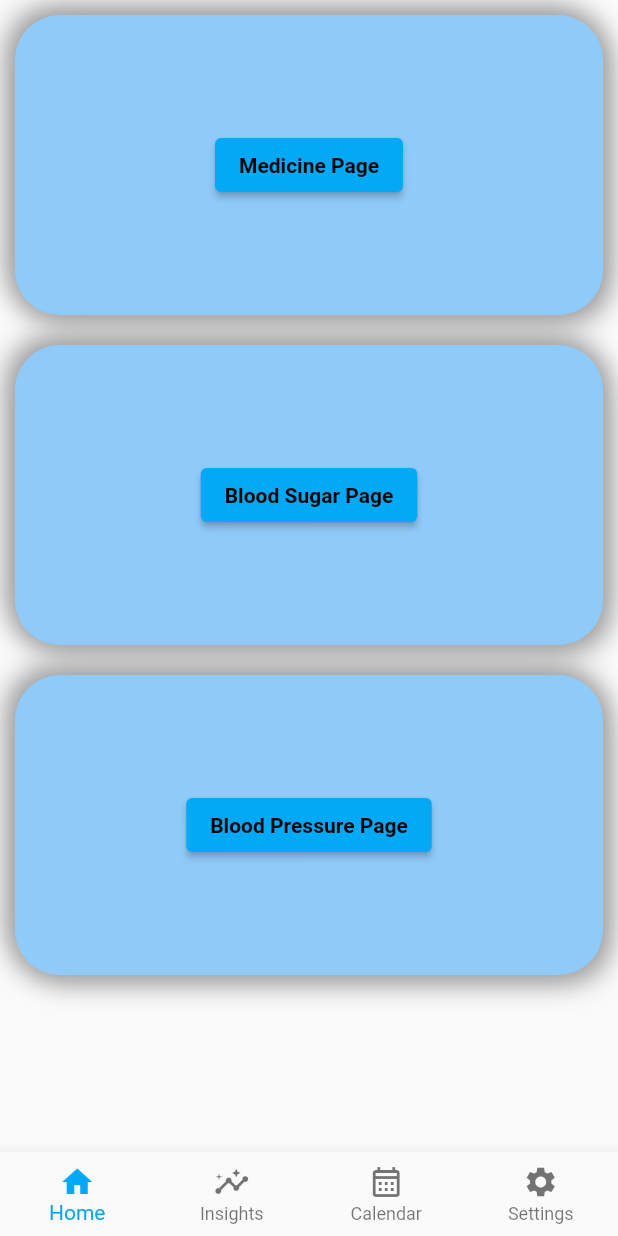
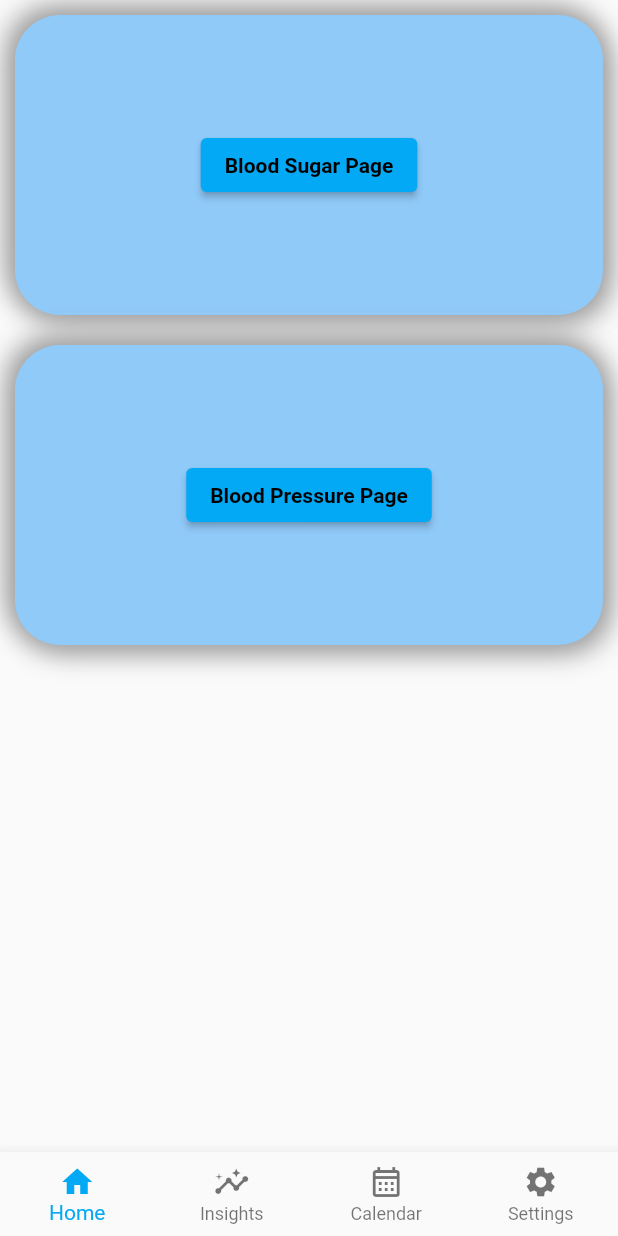
Before and after one commit to tsarls88/medication, a Flutter app: the screen it shows after launch, on a phone screen of 412 x 824 dp. Run offline on Flutter 3.47's test engine with Material 2 defaults, Android fonts, the phone set to English and light mode, and no system bars; our stand-ins replace firebase_core, flutter_local_notifications, flutter_riverpod, flutter_svg, gap and 4 more; missing offline and left inert: dart:ffi; accounts and stored records are empty.

Commit message:
minor changes

```diff
--- a/lib/common/show_Bsugar_model.dart
+++ b/lib/common/show_Bsugar_model.dart
@@ -5,6 +5,7 @@ import 'package:intl/intl.dart';
 import 'package:medication/Widget/date_time_widget.dart';
 import 'package:medication/Widget/textfield_Widget.dart';
 import 'package:medication/provider/date_time_provider.dart';
+import 'package:riverpod/riverpod.dart';
 
 class AddSugarTaskModel extends ConsumerWidget {
   const AddSugarTaskModel({Key? key}) : super(key: key);
--- a/lib/main.dart
+++ b/lib/main.dart
@@ -1,5 +1,6 @@
 import 'package:firebase_core/firebase_core.dart';
 import 'package:flutter/material.dart';
+import 'package:flutter_riverpod/flutter_riverpod.dart';
 import 'package:medication/firebase_options.dart';
 import 'package:medication/global_bloc.dart';
 import 'package:provider/provider.dart';
@@ -11,7 +12,7 @@ void main() async {
   await Firebase.initializeApp(
     options: DefaultFirebaseOptions.currentPlatform,
   );
-  runApp(const MyApp());
+  runApp(ProviderScope(child: const MyApp()));
 }
 
 class MyApp extends StatefulWidget {
@@ -34,10 +35,7 @@ class _MyAppState extends State<MyApp> {
 
   @override
   Widget build(BuildContext context) {
-    return Provider<GlobalBloc>.value(
-      value: globalBloc!,
-      // value: newEntryBloc!,
-      child: Sizer(
+    return Sizer(
       builder: (context, orientation, deviceType) {
         return MaterialApp(
           debugShowCheckedModeBanner: false,
@@ -45,7 +43,6 @@ class _MyAppState extends State<MyApp> {
           theme: ThemeData(primarySwatch: Colors.lightBlue),
         );
       },
-      ),
     );
   }
 }
--- a/lib/pages/Home.dart
+++ b/lib/pages/Home.dart
@@ -42,48 +42,48 @@ class UserMenu extends StatelessWidget {
     return Scaffold(
       body: ListView(
         children: [
-          Padding(
-            padding: const EdgeInsets.all(10.0),
-            child: Container(
-              height: 200,
-              width: 380,
-              decoration: BoxDecoration(
-                color: Colors.blue.shade200,
-                borderRadius: BorderRadius.circular(30),
-                boxShadow: [
-                  BoxShadow(
-                    color: Colors.grey.shade500,
-                    offset: Offset(4.0, 4.0),
-                    blurRadius: 15.0,
-                    spreadRadius: 1.0,
-                  ),
-                  BoxShadow(
-                    color: Colors.grey.shade500,
-                    offset: Offset(-4.0, -4.0),
-                    blurRadius: 15.0,
-                    spreadRadius: 1.0,
-                  ),
-                ],
-              ),
-              child: Padding(
-                padding: const EdgeInsets.all(50.0),
-                child: Column(
-                  mainAxisAlignment: MainAxisAlignment.spaceEvenly,
-                  children: [
-                    ElevatedButton(
-                      onPressed: () {
-                        navigateMediPage(context);
-                      },
-                      child: const Text(
-                        'Medicine Page',
-                        style: TextStyle(fontWeight: FontWeight.bold),
-                      ),
-                    ),
-                  ],
-                ),
-              ),
-            ),
-          ),
+          // Padding(
+          //   padding: const EdgeInsets.all(10.0),
+          //   child: Container(
+          //     height: 200,
+          //     width: 380,
+          //     decoration: BoxDecoration(
+          //       color: Colors.blue.shade200,
+          //       borderRadius: BorderRadius.circular(30),
+          //       boxShadow: [
+          //         BoxShadow(
+          //           color: Colors.grey.shade500,
+          //           offset: Offset(4.0, 4.0),
+          //           blurRadius: 15.0,
+          //           spreadRadius: 1.0,
+          //         ),
+          //         BoxShadow(
+          //           color: Colors.grey.shade500,
+          //           offset: Offset(-4.0, -4.0),
+          //           blurRadius: 15.0,
+          //           spreadRadius: 1.0,
+          //         ),
+          //       ],
+          //     ),
+          //     child: Padding(
+          //       padding: const EdgeInsets.all(50.0),
+          //       child: Column(
+          //         mainAxisAlignment: MainAxisAlignment.spaceEvenly,
+          //         children: [
+          //           ElevatedButton(
+          //             onPressed: () {
+          //               navigateMediPage(context);
+          //             },
+          //             child: const Text(
+          //               'Medicine Page',
+          //               style: TextStyle(fontWeight: FontWeight.bold),
+          //             ),
+          //           ),
+          //         ],
+          //       ),
+          //     ),
+          //   ),
+          // ),
           Padding(
             padding: const EdgeInsets.all(10.0),
             child: Container(
```
Lines whose indentation alone changed are shown as unchanged.
